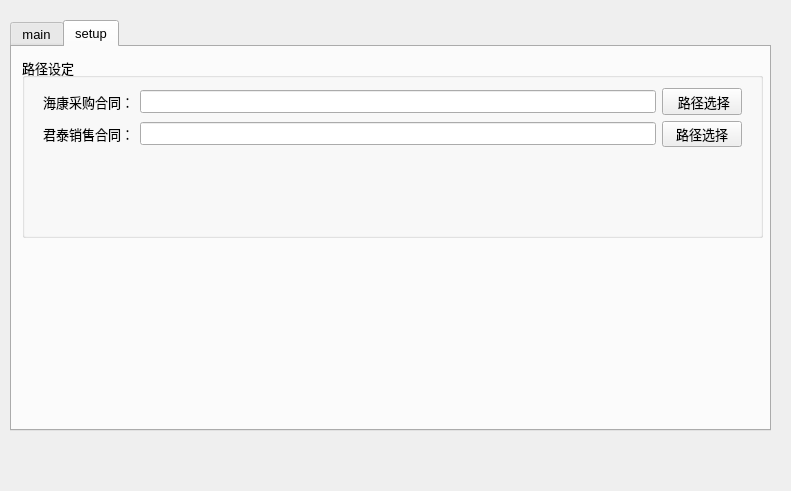
Above: PythonPDFStamp/widgetApp/Widget.ui from happystrongdaddy/juntevision before the change. Below: the same form after it.
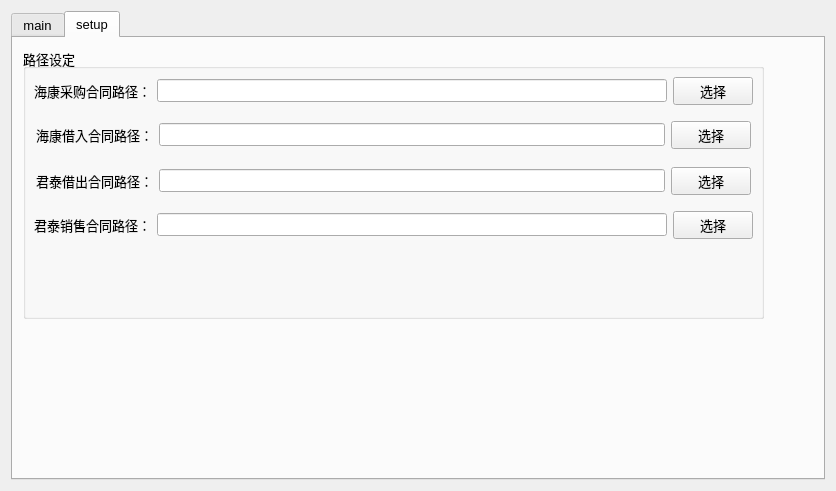
That is the form after the change. The open tabs and pages were chosen to show the change.

Commit message: 实现进货合同提交到数据库中

```diff
--- a/PythonPDFStamp/widgetApp/Widget.ui
+++ b/PythonPDFStamp/widgetApp/Widget.ui
@@ -6,7 +6,7 @@
    <rect>
     <x>0</x>
     <y>0</y>
-    <width>791</width>
+    <width>836</width>
     <height>491</height>
    </rect>
   </property>
@@ -18,15 +18,9 @@
   <property name="windowTitle">
    <string>Widget Application</string>
   </property>
+  <layout class="QVBoxLayout" name="verticalLayout_2">
+   <item>
   <widget class="QTabWidget" name="tabWidget">
-   <property name="geometry">
-    <rect>
-     <x>10</x>
-     <y>20</y>
-     <width>761</width>
-     <height>411</height>
-    </rect>
-   </property>
    <property name="currentIndex">
     <number>0</number>
    </property>
@@ -124,28 +118,43 @@
        <x>10</x>
        <y>10</y>
        <width>741</width>
-       <height>181</height>
+         <height>271</height>
       </rect>
      </property>
      <property name="title">
       <string>路径设定</string>
      </property>
-     <widget class="QWidget" name="layoutWidget">
+       <widget class="QWidget" name="layoutWidget_3">
       <property name="geometry">
        <rect>
         <x>10</x>
         <y>20</y>
         <width>721</width>
-        <height>81</height>
+          <height>181</height>
        </rect>
       </property>
       <layout class="QVBoxLayout" name="verticalLayout">
+         <property name="sizeConstraint">
+          <enum>QLayout::SetDefaultConstraint</enum>
+         </property>
+         <property name="leftMargin">
+          <number>1</number>
+         </property>
+         <property name="topMargin">
+          <number>1</number>
+         </property>
+         <property name="rightMargin">
+          <number>1</number>
+         </property>
+         <property name="bottomMargin">
+          <number>1</number>
+         </property>
        <item>
         <layout class="QHBoxLayout" name="horizontalLayout">
          <item>
           <widget class="QLabel" name="label">
            <property name="text">
-            <string>海康采购合同：</string>
+              <string>海康采购合同路径：</string>
            </property>
           </widget>
          </item>
@@ -155,7 +164,73 @@
          <item>
           <widget class="QPushButton" name="btnBuyPathSetup">
            <property name="text">
-            <string> 路径选择</string>
+              <string>选择</string>
+             </property>
+            </widget>
+           </item>
+          </layout>
+         </item>
+         <item>
+          <layout class="QHBoxLayout" name="horizontalLayout_4">
+           <property name="leftMargin">
+            <number>2</number>
+           </property>
+           <property name="topMargin">
+            <number>2</number>
+           </property>
+           <property name="rightMargin">
+            <number>2</number>
+           </property>
+           <property name="bottomMargin">
+            <number>2</number>
+           </property>
+           <item>
+            <widget class="QLabel" name="label_3">
+             <property name="text">
+              <string>海康借入合同路径：</string>
+             </property>
+            </widget>
+           </item>
+           <item>
+            <widget class="QLineEdit" name="leBorrowFilePath"/>
+           </item>
+           <item>
+            <widget class="QPushButton" name="btnBorrowPathSetup">
+             <property name="text">
+              <string>选择</string>
+             </property>
+            </widget>
+           </item>
+          </layout>
+         </item>
+         <item>
+          <layout class="QHBoxLayout" name="horizontalLayout_5">
+           <property name="leftMargin">
+            <number>2</number>
+           </property>
+           <property name="topMargin">
+            <number>2</number>
+           </property>
+           <property name="rightMargin">
+            <number>2</number>
+           </property>
+           <property name="bottomMargin">
+            <number>2</number>
+           </property>
+           <item>
+            <widget class="QLabel" name="label_4">
+             <property name="text">
+              <string>君泰借出合同路径：</string>
+             </property>
+            </widget>
+           </item>
+           <item>
+            <widget class="QLineEdit" name="leLendPath"/>
+           </item>
+           <item>
+            <widget class="QPushButton" name="btnLendPath">
+             <property name="text">
+              <string>选择</string>
            </property>
           </widget>
          </item>
@@ -166,7 +241,7 @@
          <item>
           <widget class="QLabel" name="label_2">
            <property name="text">
-            <string>君泰销售合同：</string>
+              <string>君泰销售合同路径：</string>
            </property>
           </widget>
          </item>
@@ -176,7 +251,7 @@
          <item>
           <widget class="QPushButton" name="btnSalePath">
            <property name="text">
-            <string>路径选择</string>
+              <string>选择</string>
            </property>
           </widget>
          </item>
@@ -187,6 +262,8 @@
     </widget>
    </widget>
   </widget>
+   </item>
+  </layout>
  </widget>
  <layoutdefault spacing="6" margin="11"/>
  <resources/>
```
Left out of the diff: 90 changed lines with no effect on the pictures. Lines whose indentation alone changed are shown as unchanged. The commit also changes 7 other files.
